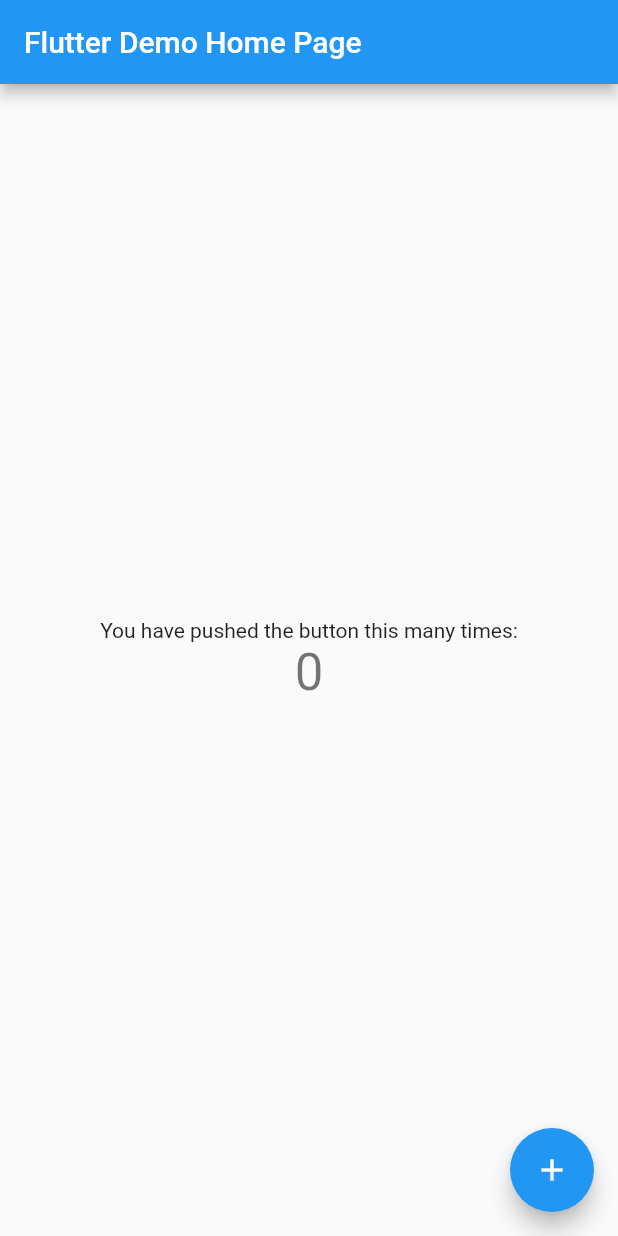
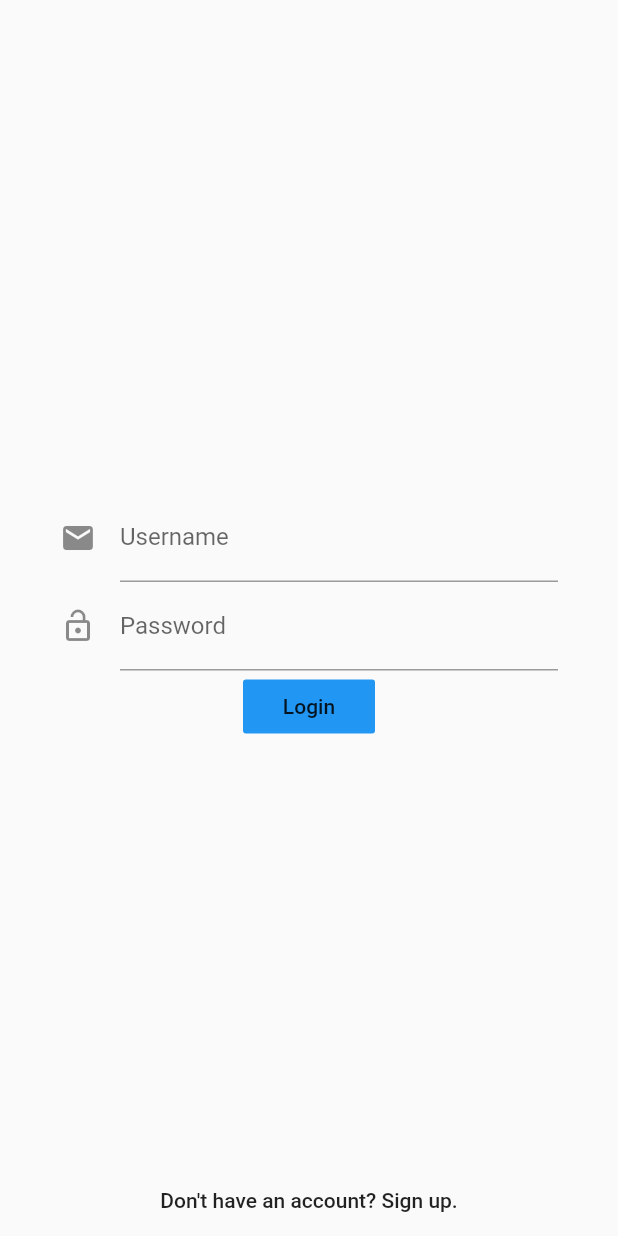
Before and after one commit to lucasvps/flutter-aws, a Flutter app: the screen it shows after launch, on a phone screen of 412 x 824 dp. Run offline on Flutter 3.47's test engine with Material 2 defaults, Android fonts, the phone set to English and light mode, and no system bars.

Commit message:
Fluxo de autenticaçao na ui

```diff
--- a/lib/main.dart
+++ b/lib/main.dart
@@ -1,113 +1,67 @@
 import 'package:flutter/material.dart';
+
+import 'services/auth_service.dart';
+import 'ui/screens/login_page.dart';
+import 'ui/screens/signup_page.dart';
+import 'ui/screens/verification_page.dart';
 
 void main() {
   runApp(MyApp());
 }
 
-class MyApp extends StatelessWidget {
-  // This widget is the root of your application.
+class MyApp extends StatefulWidget {
   @override
-  Widget build(BuildContext context) {
-    return MaterialApp(
-      title: 'Flutter Demo',
-      theme: ThemeData(
-        // This is the theme of your application.
-        //
-        // Try running your application with "flutter run". You'll see the
-        // application has a blue toolbar. Then, without quitting the app, try
-        // changing the primarySwatch below to Colors.green and then invoke
-        // "hot reload" (press "r" in the console where you ran "flutter run",
-        // or simply save your changes to "hot reload" in a Flutter IDE).
-        // Notice that the counter didn't reset back to zero; the application
-        // is not restarted.
-        primarySwatch: Colors.blue,
-      ),
-      home: MyHomePage(title: 'Flutter Demo Home Page'),
-    );
-  }
+  State<StatefulWidget> createState() => _MyAppState();
 }
 
-class MyHomePage extends StatefulWidget {
-  MyHomePage({Key key, this.title}) : super(key: key);
-
-  // This widget is the home page of your application. It is stateful, meaning
-  // that it has a State object (defined below) that contains fields that affect
-  // how it looks.
-
-  // This class is the configuration for the state. It holds the values (in this
-  // case the title) provided by the parent (in this case the App widget) and
-  // used by the build method of the State. Fields in a Widget subclass are
-  // always marked "final".
-
-  final String title;
+class _MyAppState extends State<MyApp> {
+  final _authService = AuthService();
 
   @override
-  _MyHomePageState createState() => _MyHomePageState();
-}
-
-class _MyHomePageState extends State<MyHomePage> {
-  int _counter = 0;
-
-  void _incrementCounter() {
-    setState(() {
-      // This call to setState tells the Flutter framework that something has
-      // changed in this State, which causes it to rerun the build method below
-      // so that the display can reflect the updated values. If we changed
-      // _counter without calling setState(), then the build method would not be
-      // called again, and so nothing would appear to happen.
-      _counter++;
-    });
+  void initState() {
+    super.initState();
+    _authService.showLogin();
   }
 
   @override
   Widget build(BuildContext context) {
-    // This method is rerun every time setState is called, for instance as done
-    // by the _incrementCounter method above.
-    //
-    // The Flutter framework has been optimized to make rerunning build methods
-    // fast, so that you can just rebuild anything that needs updating rather
-    // than having to individually change instances of widgets.
-    return Scaffold(
-      appBar: AppBar(
-        // Here we take the value from the MyHomePage object that was created by
-        // the App.build method, and use it to set our appbar title.
-        title: Text(widget.title),
-      ),
-      body: Center(
-        // Center is a layout widget. It takes a single child and positions it
-        // in the middle of the parent.
-        child: Column(
-          // Column is also a layout widget. It takes a list of children and
-          // arranges them vertically. By default, it sizes itself to fit its
-          // children horizontally, and tries to be as tall as its parent.
-          //
-          // Invoke "debug painting" (press "p" in the console, choose the
-          // "Toggle Debug Paint" action from the Flutter Inspector in Android
-          // Studio, or the "Toggle Debug Paint" command in Visual Studio Code)
-          // to see the wireframe for each widget.
-          //
-          // Column has various properties to control how it sizes itself and
-          // how it positions its children. Here we use mainAxisAlignment to
-          // center the children vertically; the main axis here is the vertical
-          // axis because Columns are vertical (the cross axis would be
-          // horizontal).
-          mainAxisAlignment: MainAxisAlignment.center,
-          children: <Widget>[
-            Text(
-              'You have pushed the button this many times:',
-            ),
-            Text(
-              '$_counter',
-              style: Theme.of(context).textTheme.headline4,
-            ),
-          ],
-        ),
-      ),
-      floatingActionButton: FloatingActionButton(
-        onPressed: _incrementCounter,
-        tooltip: 'Increment',
-        child: Icon(Icons.add),
-      ), // This trailing comma makes auto-formatting nicer for build methods.
+    return MaterialApp(
+      title: 'Photo Gallery App',
+      theme: ThemeData(visualDensity: VisualDensity.adaptivePlatformDensity),
+      home: StreamBuilder<AuthState>(
+          stream: _authService.authStateController.stream,
+          builder: (context, snapshot) {
+            if (snapshot.hasData) {
+              return Navigator(
+                pages: [
+                  if (snapshot.data.authFlowStatus ==
+                      AuthFlowStatus.verification)
+                    MaterialPage(
+                        child: VerificationPage(
+                            didProvideVerificationCode:
+                                _authService.verifyCode)),
+                  if (snapshot.data.authFlowStatus == AuthFlowStatus.login)
+                    MaterialPage(
+                        child: LoginPage(
+                      shouldShowSignUp: _authService.showSignUp,
+                      didProvideCredentials: _authService.loginWithCredentials,
+                    )),
+                  if (snapshot.data.authFlowStatus == AuthFlowStatus.signUp)
+                    MaterialPage(
+                        child: SignUpPage(
+                      shouldShowLogin: _authService.showLogin,
+                      didProvideCredentials: _authService.signUpWithCredentials,
+                    ))
+                ],
+                onPopPage: (route, result) => route.didPop(result),
+              );
+            } else {
+              return Container(
+                alignment: Alignment.center,
+                child: CircularProgressIndicator(),
+              );
+            }
+          }),
     );
   }
 }
--- /dev/null
+++ b/lib/services/auth_credentials.dart
@@ -0,0 +1,18 @@
+abstract class AuthCredentials {
+  final String username;
+  final String password;
+
+  AuthCredentials({this.username, this.password});
+}
+
+class LoginCredentials extends AuthCredentials {
+  LoginCredentials({String username, String password})
+      : super(username: username, password: password);
+}
+
+class SignUpCredentials extends AuthCredentials {
+  final String email;
+
+  SignUpCredentials({String username, String password, this.email})
+      : super(username: username, password: password);
+}
--- /dev/null
+++ b/lib/services/auth_service.dart
@@ -0,0 +1,41 @@
+import 'dart:async';
+
+import 'auth_credentials.dart';
+
+enum AuthFlowStatus { login, signUp, verification, session }
+
+class AuthState {
+  final AuthFlowStatus authFlowStatus;
+
+  AuthState({this.authFlowStatus});
+}
+
+class AuthService {
+  final authStateController = StreamController<AuthState>();
+
+  void showSignUp() {
+    final state = AuthState(authFlowStatus: AuthFlowStatus.signUp);
+    authStateController.add(state);
+  }
+
+  void showLogin() {
+    final state = AuthState(authFlowStatus: AuthFlowStatus.login);
+    authStateController.add(state);
+  }
+
+  void loginWithCredentials(AuthCredentials credentials) {
+    final state = AuthState(authFlowStatus: AuthFlowStatus.session);
+    authStateController.add(state);
+  }
+
+// 2
+  void signUpWithCredentials(SignUpCredentials credentials) {
+    final state = AuthState(authFlowStatus: AuthFlowStatus.verification);
+    authStateController.add(state);
+  }
+
+  void verifyCode(String verificationCode) {
+    final state = AuthState(authFlowStatus: AuthFlowStatus.session);
+    authStateController.add(state);
+  }
+}
--- /dev/null
+++ b/lib/ui/screens/login_page.dart
@@ -0,0 +1,76 @@
+import 'package:flutter/material.dart';
+import 'package:flutter_aws/services/auth_credentials.dart';
+
+class LoginPage extends StatefulWidget {
+  final ValueChanged<LoginCredentials> didProvideCredentials;
+  final VoidCallback shouldShowSignUp;
+
+  const LoginPage({Key key, this.shouldShowSignUp, this.didProvideCredentials})
+      : super(key: key);
+
+  @override
+  State<StatefulWidget> createState() => _LoginPageState();
+}
+
+class _LoginPageState extends State<LoginPage> {
+  final _usernameController = TextEditingController();
+  final _passwordController = TextEditingController();
+
+  @override
+  Widget build(BuildContext context) {
+    return Scaffold(
+      body: SafeArea(
+          minimum: EdgeInsets.symmetric(horizontal: 40),
+          child: Stack(children: [
+            _loginForm(),
+            Container(
+              alignment: Alignment.bottomCenter,
+              child: FlatButton(
+                  onPressed: widget.shouldShowSignUp,
+                  child: Text('Don\'t have an account? Sign up.')),
+            )
+          ])),
+    );
+  }
+
+  Widget _loginForm() {
+    return Column(
+      mainAxisAlignment: MainAxisAlignment.center,
+      children: [
+        // Username TextField
+        TextField(
+          controller: _usernameController,
+          decoration:
+              InputDecoration(icon: Icon(Icons.mail), labelText: 'Username'),
+        ),
+
+        // Password TextField
+        TextField(
+          controller: _passwordController,
+          decoration: InputDecoration(
+              icon: Icon(Icons.lock_open), labelText: 'Password'),
+          obscureText: true,
+          keyboardType: TextInputType.visiblePassword,
+        ),
+
+        // Login Button
+        FlatButton(
+            onPressed: _login,
+            child: Text('Login'),
+            color: Theme.of(context).accentColor)
+      ],
+    );
+  }
+
+  void _login() {
+    final username = _usernameController.text.trim();
+    final password = _passwordController.text.trim();
+
+    print('username: $username');
+    print('password: $password');
+
+    final credentials =
+        LoginCredentials(username: username, password: password);
+    widget.didProvideCredentials(credentials);
+  }
+}
```
Also changed, not shown: lib/ui/screens/signup_page.dart (added, +89 -0 lines), lib/ui/screens/verification_page.dart (added, +51 -0 lines), lib/ui/screens/camera_flow.dart (added).
